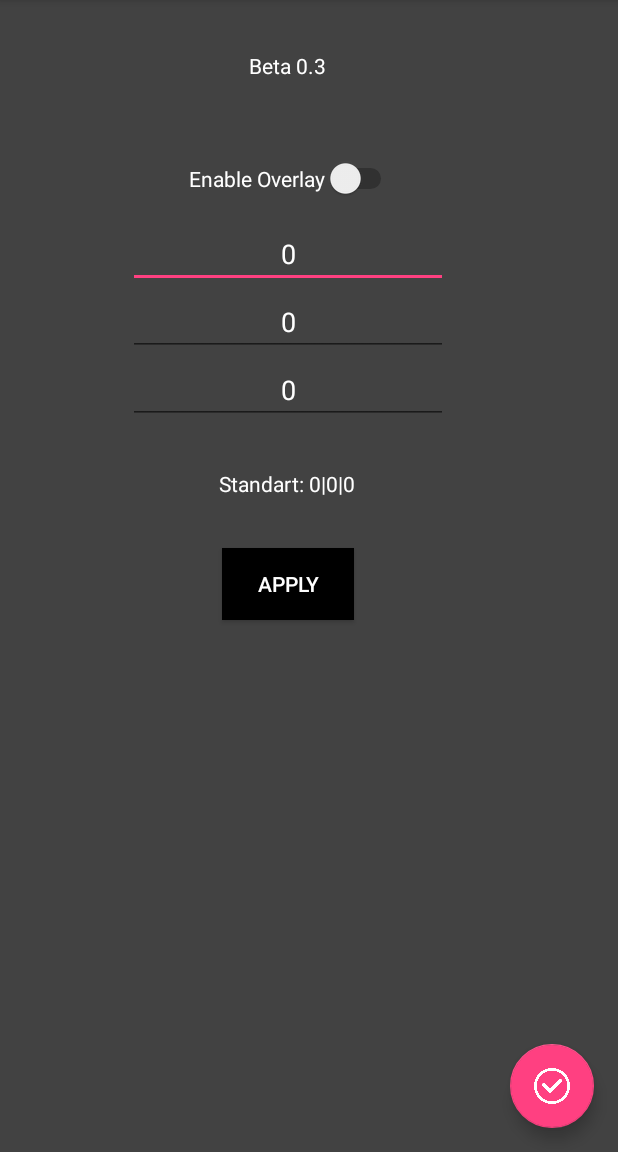
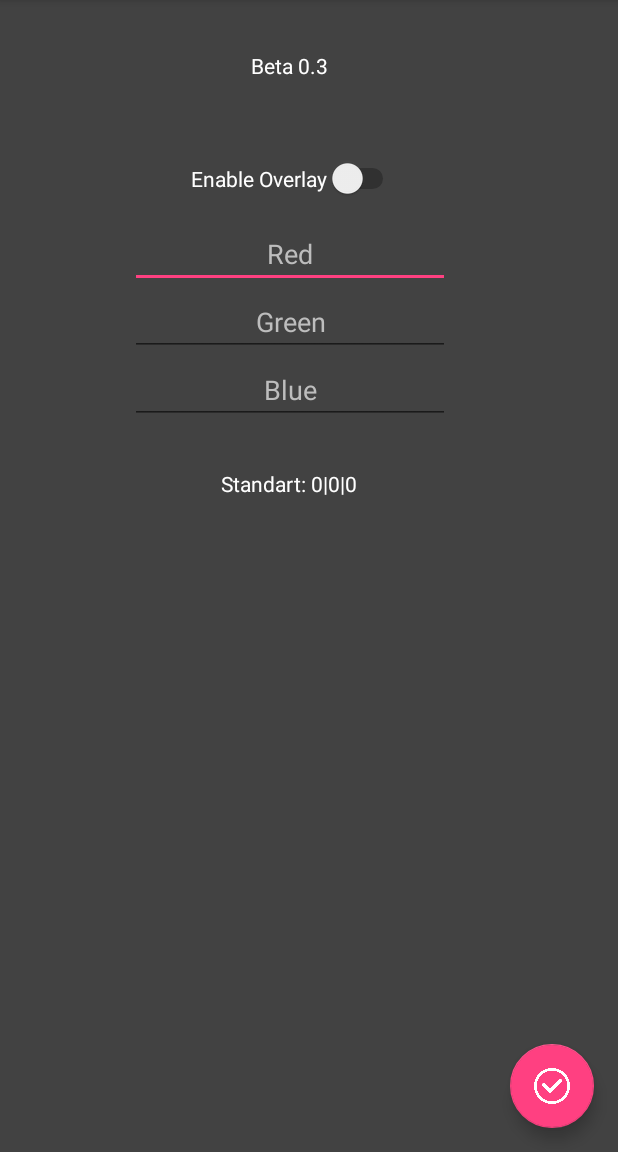
Before and after one commit to maximilianKoeper/OLEDBLACK, an Android app: the screen it shows after launch (MainActivity), in the options menu, after a tap on "Reset", on a phone screen of 412 x 824 dp, the part 84-1236 px from its top. Run offline under Robolectric (Android 15) with nearby library versions, the phone set to English and light mode, and no system bars.

Commit message:
-Improved UI -minor Improvements

```diff
--- a/app/src/main/java/com/example/mkoep/oledblack/MainActivity.java
+++ b/app/src/main/java/com/example/mkoep/oledblack/MainActivity.java
@@ -15,8 +15,6 @@ import android.widget.CompoundButton;
 import android.widget.EditText;
 import android.widget.Switch;
 import android.widget.Button;
-import android.widget.Toast;
-
 
 public class MainActivity extends AppCompatActivity {
 
@@ -26,7 +24,6 @@ public class MainActivity extends AppCompatActivity {
     EditText red;
     EditText green;
     EditText blue;
-    Button button;
 
 
     @Override
@@ -52,11 +49,12 @@ public class MainActivity extends AppCompatActivity {
             }
         });
 
-        button = (Button) findViewById(R.id.button);
+        //button = (Button) findViewById(R.id.button);
         red = (EditText) findViewById(R.id.editText4);
         green = (EditText) findViewById(R.id.editText5);
         blue = (EditText) findViewById(R.id.editText6);
 
+        /*
         button.setOnClickListener(new View.OnClickListener(){
             @Override
             //On click function
@@ -65,14 +63,17 @@ public class MainActivity extends AppCompatActivity {
                 setColor(view);
             }
         });
-
+        */
         FloatingActionButton fab = (FloatingActionButton) findViewById(R.id.fab);
         fab.setOnClickListener(new View.OnClickListener() {
             @Override
             public void onClick(View view) {
                 setColor(view);
-                Snackbar.make(view, "Done", Snackbar.LENGTH_LONG)
-                        .setAction("Action", null).show();
+                Snackbar snackbar = Snackbar.make(view, "Done", Snackbar.LENGTH_LONG);
+                        //.setAction("Action", null).show();
+                View sbView = snackbar.getView();
+                sbView.setBackgroundColor(OverlayShowingService.col);
+                snackbar.show();
             }
         });
 
@@ -100,6 +101,9 @@ public class MainActivity extends AppCompatActivity {
         //Handle ResetClick.
         if (id == R.id.action_reset) {
             OverlayShowingService.col = 0xff000000;
+            red.setText("");
+            green.setText("");
+            blue.setText("");
             return true;
         }
 
@@ -141,7 +145,7 @@ public class MainActivity extends AppCompatActivity {
             if(i<=255 && j <= 255 && k<=255) {
                 try {
                     rgb = Color.rgb(i, j, k);
-                    button.setBackgroundColor(rgb);
+                    view.setBackgroundColor(rgb);
                     OverlayShowingService.col = rgb;
                 } catch (Exception e) {
                     CharSequence text = "Not RGB either!";
--- a/app/src/main/res/layout/activity_main.xml
+++ b/app/src/main/res/layout/activity_main.xml
@@ -20,8 +20,6 @@
 
     </android.support.design.widget.AppBarLayout>
 
-    <include layout="@layout/content_main" />
-
     <android.support.design.widget.FloatingActionButton
         android:id="@+id/fab"
         android:layout_width="wrap_content"
@@ -30,4 +28,6 @@
         android:layout_margin="@dimen/fab_margin"
         app:srcCompat="@drawable/click" />
 
+    <include layout="@layout/content_main" />
+
 </android.support.design.widget.CoordinatorLayout>
--- a/app/src/main/res/layout/content_main.xml
+++ b/app/src/main/res/layout/content_main.xml
@@ -97,20 +97,6 @@
         android:layout_marginLeft="65dp"
         app:layout_constraintLeft_toLeftOf="@+id/guideline3" />
 
-    <Button
-        android:id="@+id/button"
-        android:layout_width="wrap_content"
-        android:layout_height="wrap_content"
-        android:text="Apply"
-        android:layout_alignParentBottom="true"
-        android:layout_centerHorizontal="true"
-        android:textColor="@color/font"
-        android:background="@color/colorPrimary"
-        android:layout_marginTop="33dp"
-        app:layout_constraintTop_toBottomOf="@+id/textView2"
-        android:layout_marginLeft="128dp"
-        app:layout_constraintLeft_toLeftOf="@+id/guideline3" />
-
     <TextView
         android:id="@+id/textView2"
         android:layout_width="wrap_content"
@@ -135,7 +121,7 @@
         android:layout_width="wrap_content"
         android:layout_height="wrap_content"
         android:id="@+id/guideline3"
-        app:layout_constraintGuide_begin="20dp"
-        android:orientation="vertical" />
+        android:orientation="vertical"
+        app:layout_constraintGuide_percent="0.052083332" />
 
 </android.support.constraint.ConstraintLayout>
```
